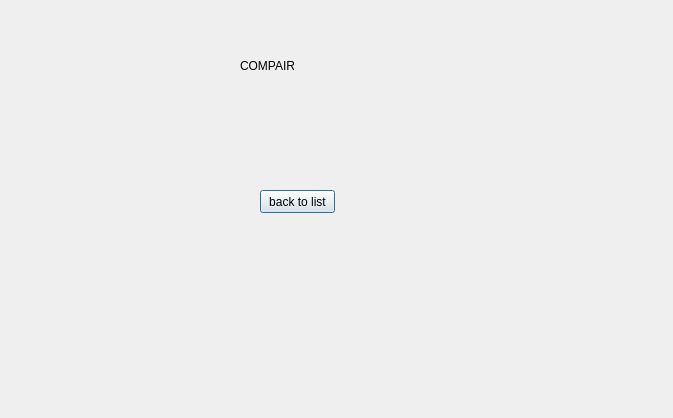
Old version of the form info_silo/UI/compare.ui in the repository austinschaaf1/455_final.
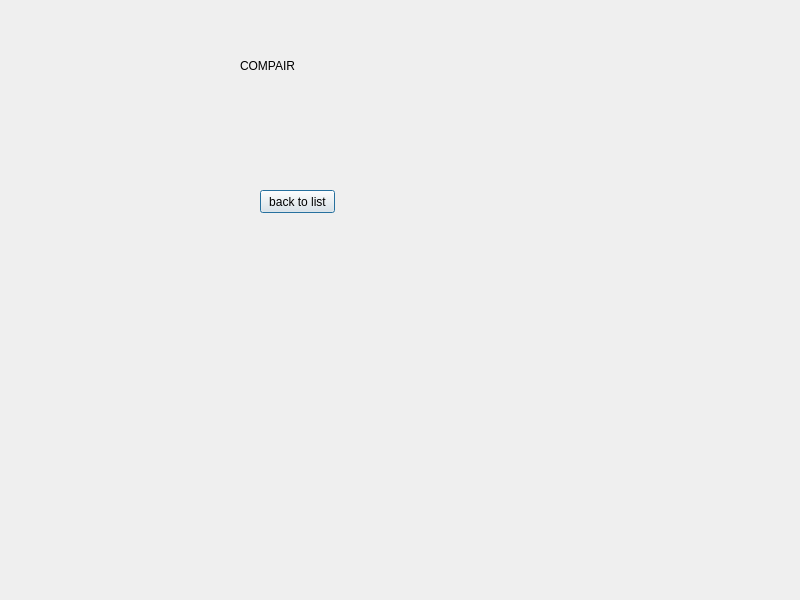
New version of the form.

```diff
--- a/info_silo/UI/compare.ui
+++ b/info_silo/UI/compare.ui
@@ -6,10 +6,22 @@
    <rect>
     <x>0</x>
     <y>0</y>
-    <width>673</width>
-    <height>418</height>
+    <width>800</width>
+    <height>600</height>
    </rect>
   </property>
+  <property name="minimumSize">
+   <size>
+    <width>800</width>
+    <height>600</height>
+   </size>
+  </property>
+  <property name="maximumSize">
+   <size>
+    <width>800</width>
+    <height>600</height>
+   </size>
+  </property>
   <property name="windowTitle">
    <string>Dialog</string>
   </property>
```
